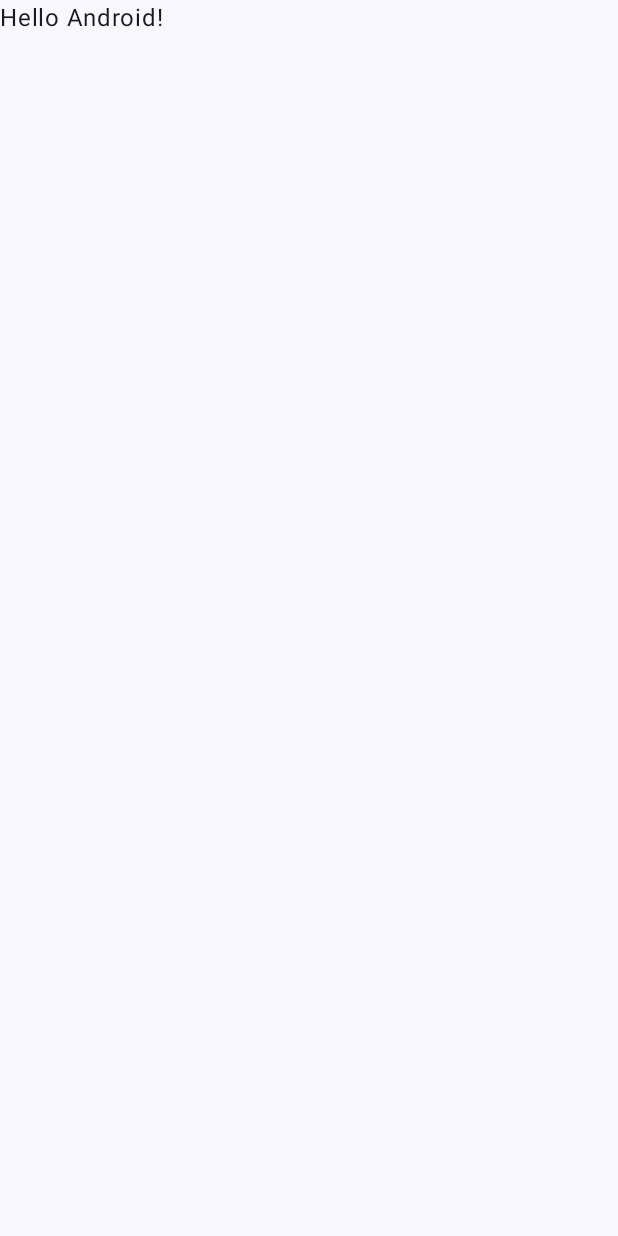
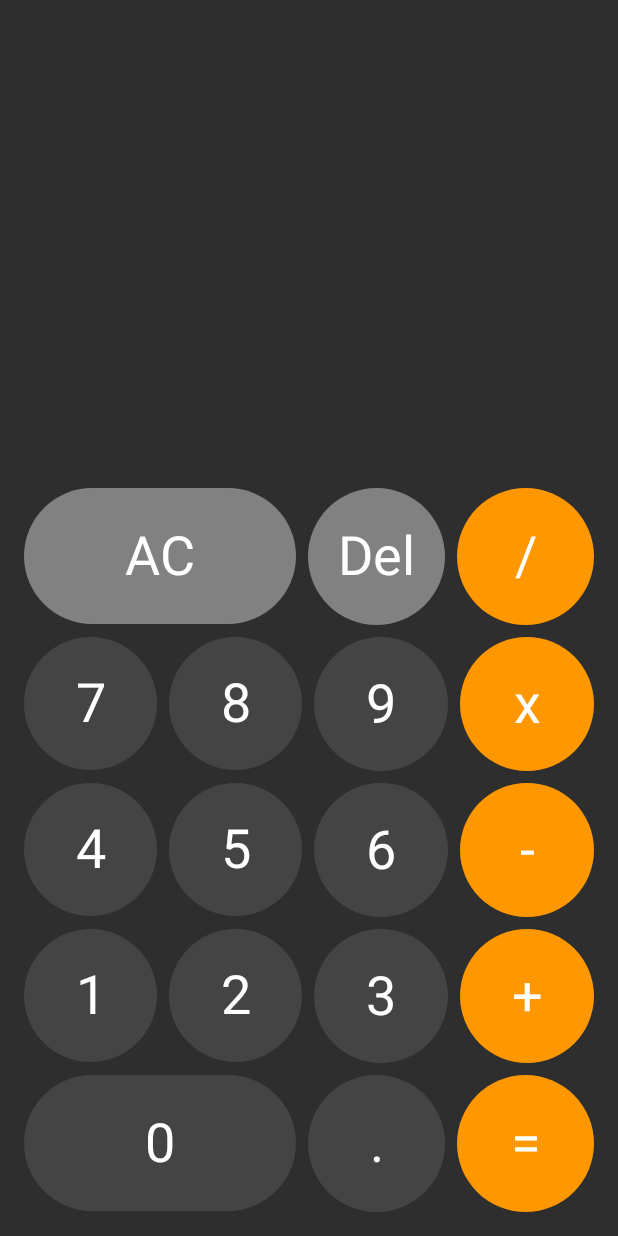
Before and after one commit to nevrmd/ios-style-calculator, an Android app built with Jetpack Compose: the screen it shows after launch (MainActivity), on a phone screen of 412 x 824 dp. Before the commit the screen is almost empty. Run offline under Robolectric (Android 15) with nearby library versions, the phone set to English and light mode, and no system bars.

Commit message:
First Release

```diff
--- a/app/build.gradle
+++ b/app/build.gradle
@@ -47,7 +47,6 @@ android {
 }
 
 dependencies {
-
     implementation 'androidx.core:core-ktx:1.8.0'
     implementation platform('org.jetbrains.kotlin:kotlin-bom:1.8.0')
     implementation 'androidx.lifecycle:lifecycle-runtime-ktx:2.3.1'
@@ -64,4 +63,5 @@ dependencies {
     androidTestImplementation 'androidx.compose.ui:ui-test-junit4'
     debugImplementation 'androidx.compose.ui:ui-tooling'
     debugImplementation 'androidx.compose.ui:ui-test-manifest'
+    implementation 'androidx.hilt:hilt-navigation-compose:1.0.0'
 }
--- /dev/null
+++ b/app/src/main/java/com/nevrmd/calculator/Calculator.kt
@@ -0,0 +1,282 @@
+package com.nevrmd.calculator
+
+import androidx.compose.foundation.background
+import androidx.compose.foundation.layout.Arrangement
+import androidx.compose.foundation.layout.Box
+import androidx.compose.foundation.layout.Column
+import androidx.compose.foundation.layout.Row
+import androidx.compose.foundation.layout.aspectRatio
+import androidx.compose.foundation.layout.fillMaxWidth
+import androidx.compose.foundation.layout.padding
+import androidx.compose.material3.Text
+import androidx.compose.runtime.Composable
+import androidx.compose.ui.Alignment
+import androidx.compose.ui.Modifier
+import androidx.compose.ui.graphics.Color
+import androidx.compose.ui.text.font.FontWeight
+import androidx.compose.ui.text.style.TextAlign
+import androidx.compose.ui.unit.Dp
+import androidx.compose.ui.unit.dp
+import androidx.compose.ui.unit.sp
+import com.nevrmd.calculator.ui.theme.LightGray
+import com.nevrmd.calculator.ui.theme.Orange
+
+@Composable
+fun Calculator(
+    state: CalculatorState,
+    buttonSpacing: Dp = 8.dp,
+    modifier: Modifier = Modifier,
+    onAction: (CalculatorAction) -> Unit
+) {
+    Box(modifier = modifier) {
+        Column (
+            modifier = Modifier
+                .fillMaxWidth()
+                .align(Alignment.BottomCenter),
+            verticalArrangement = Arrangement.spacedBy(buttonSpacing)
+        ) {
+            Text(
+                text = state.number1 + (state.operation?.symbol?: "") + state.number2,
+                textAlign = TextAlign.End,
+                modifier = Modifier
+                    .fillMaxWidth()
+                    .padding(vertical = 32.dp),
+                fontWeight = FontWeight.Light,
+                fontSize = 80.sp,
+                color = Color.White,
+                maxLines = 2
+            )
+
+            Row(
+                modifier = Modifier.fillMaxWidth(),
+                horizontalArrangement = Arrangement.spacedBy(buttonSpacing)
+            ) {
+                CalculatorButton(
+                    symbol = "AC",
+                    modifier = Modifier
+                        .background(LightGray)
+                        .aspectRatio(2f)
+                        .weight(2f),
+                    onClick = {
+                        onAction(CalculatorAction.Clear)
+                    }
+                )
+
+                CalculatorButton(
+                    symbol = "Del",
+                    modifier = Modifier
+                        .background(LightGray)
+                        .aspectRatio(1f)
+                        .weight(1f),
+                    onClick = {
+                        onAction(CalculatorAction.Delete)
+                    }
+                )
+
+                CalculatorButton(
+                    symbol = "/",
+                    modifier = Modifier
+                        .background(Orange)
+                        .aspectRatio(1f)
+                        .weight(1f),
+                    onClick = {
+                        onAction(CalculatorAction.Operation(CalculatorOperation.Divide))
+                    }
+                )
+            }
+
+
+
+            Row(
+                modifier = Modifier.fillMaxWidth(),
+                horizontalArrangement = Arrangement.spacedBy(buttonSpacing)
+            ) {
+                CalculatorButton(
+                    symbol = "7",
+                    modifier = Modifier
+                        .background(Color.DarkGray)
+                        .aspectRatio(1f)
+                        .weight(1f),
+                    onClick = {
+                        onAction(CalculatorAction.Number(7))
+                    }
+                )
+
+                CalculatorButton(
+                    symbol = "8",
+                    modifier = Modifier
+                        .background(Color.DarkGray)
+                        .aspectRatio(1f)
+                        .weight(1f),
+                    onClick = {
+                        onAction(CalculatorAction.Number(8))
+                    }
+                )
+
+                CalculatorButton(
+                    symbol = "9",
+                    modifier = Modifier
+                        .background(Color.DarkGray)
+                        .aspectRatio(1f)
+                        .weight(1f),
+                    onClick = {
+                        onAction(CalculatorAction.Number(9))
+                    }
+                )
+
+                CalculatorButton(
+                    symbol = "x",
+                    modifier = Modifier
+                        .background(Orange)
+                        .aspectRatio(1f)
+                        .weight(1f),
+                    onClick = {
+                        onAction(CalculatorAction.Operation(CalculatorOperation.Multiply))
+                    }
+                )
+            }
+
+
+
+            Row(
+                modifier = Modifier.fillMaxWidth(),
+                horizontalArrangement = Arrangement.spacedBy(buttonSpacing)
+            ) {
+                CalculatorButton(
+                    symbol = "4",
+                    modifier = Modifier
+                        .background(Color.DarkGray)
+                        .aspectRatio(1f)
+                        .weight(1f),
+                    onClick = {
+                        onAction(CalculatorAction.Number(4))
+                    }
+                )
+
+                CalculatorButton(
+                    symbol = "5",
+                    modifier = Modifier
+                        .background(Color.DarkGray)
+                        .aspectRatio(1f)
+                        .weight(1f),
+                    onClick = {
+                        onAction(CalculatorAction.Number(5))
+                    }
+                )
+
+                CalculatorButton(
+                    symbol = "6",
+                    modifier = Modifier
+                        .background(Color.DarkGray)
+                        .aspectRatio(1f)
+                        .weight(1f),
+                    onClick = {
+                        onAction(CalculatorAction.Number(6))
+                    }
+                )
+
+                CalculatorButton(
+                    symbol = "-",
+                    modifier = Modifier
+                        .background(Orange)
+                        .aspectRatio(1f)
+                        .weight(1f),
+                    onClick = {
+                        onAction(CalculatorAction.Operation(CalculatorOperation.Subtract))
+                    }
+                )
+            }
+
+
+
+            Row(
+                modifier = Modifier.fillMaxWidth(),
+                horizontalArrangement = Arrangement.spacedBy(buttonSpacing)
+            ) {
+                CalculatorButton(
+                    symbol = "1",
+                    modifier = Modifier
+                        .background(Color.DarkGray)
+                        .aspectRatio(1f)
+                        .weight(1f),
+                    onClick = {
+                        onAction(CalculatorAction.Number(1))
+                    }
+                )
+
+                CalculatorButton(
+                    symbol = "2",
+                    modifier = Modifier
+                        .background(Color.DarkGray)
+                        .aspectRatio(1f)
+                        .weight(1f),
+                    onClick = {
+                        onAction(CalculatorAction.Number(2))
+                    }
+                )
+
+                CalculatorButton(
+                    symbol = "3",
+                    modifier = Modifier
+                        .background(Color.DarkGray)
+                        .aspectRatio(1f)
+                        .weight(1f),
+                    onClick = {
+                        onAction(CalculatorAction.Number(3))
+                    }
+                )
+
+                CalculatorButton(
+                    symbol = "+",
+                    modifier = Modifier
+                        .background(Orange)
+                        .aspectRatio(1f)
+                        .weight(1f),
+                    onClick = {
+                        onAction(CalculatorAction.Operation(CalculatorOperation.Add))
+                    }
+                )
+            }
+
+
+
+            Row(
+                modifier = Modifier.fillMaxWidth(),
+                horizontalArrangement = Arrangement.spacedBy(buttonSpacing)
+            ) {
+                CalculatorButton(
+                    symbol = "0",
+                    modifier = Modifier
+                        .background(Color.DarkGray)
+                        .aspectRatio(2f)
+                        .weight(2f),
+                    onClick = {
+                        onAction(CalculatorAction.Number(0))
+                    }
+                )
+
+                CalculatorButton(
+                    symbol = ".",
+                    modifier = Modifier
+                        .background(Color.DarkGray)
+                        .aspectRatio(1f)
+                        .weight(1f),
+                    onClick = {
+                        onAction(CalculatorAction.Decimal)
+                    }
+                )
+
+                CalculatorButton(
+                    symbol = "=",
+                    modifier = Modifier
+                        .background(Orange)
+                        .aspectRatio(1f)
+                        .weight(1f),
+                    onClick = {
+                        onAction(CalculatorAction.Calculate)
+                    }
+                )
+            }
+        }
+    }
+}
--- /dev/null
+++ b/app/src/main/java/com/nevrmd/calculator/CalculatorButton.kt
@@ -0,0 +1,33 @@
+package com.nevrmd.calculator
+
+import androidx.compose.foundation.clickable
+import androidx.compose.foundation.layout.Box
+import androidx.compose.foundation.shape.CircleShape
+import androidx.compose.material3.Text
+import androidx.compose.runtime.Composable
+import androidx.compose.ui.Alignment
+import androidx.compose.ui.Modifier
+import androidx.compose.ui.draw.clip
+import androidx.compose.ui.graphics.Color
+import androidx.compose.ui.unit.sp
+
+@Composable
+fun CalculatorButton(
+    symbol: String,
+    modifier: Modifier,
+    onClick: () -> Unit,
+) {
+    Box(
+        contentAlignment = Alignment.Center,
+        modifier = Modifier
+            .clip(CircleShape)
+            .clickable { onClick() }
+            .then(modifier)
+    ) {
+        Text(
+            text = symbol,
+            fontSize = 36.sp,
+            color = Color.White
+        )
+    }
+}
--- /dev/null
+++ b/app/src/main/java/com/nevrmd/calculator/CalculatorState.kt
@@ -0,0 +1,7 @@
+package com.nevrmd.calculator
+
+data class CalculatorState(
+    val number1: String = "",
+    val number2: String = "",
+    val operation: CalculatorOperation? = null
+)
--- a/app/src/main/java/com/nevrmd/calculator/MainActivity.kt
+++ b/app/src/main/java/com/nevrmd/calculator/MainActivity.kt
@@ -3,44 +3,30 @@ package com.nevrmd.calculator
 import android.os.Bundle
 import androidx.activity.ComponentActivity
 import androidx.activity.compose.setContent
+import androidx.compose.foundation.background
 import androidx.compose.foundation.layout.fillMaxSize
-import androidx.compose.material3.MaterialTheme
-import androidx.compose.material3.Surface
-import androidx.compose.material3.Text
-import androidx.compose.runtime.Composable
+import androidx.compose.foundation.layout.padding
 import androidx.compose.ui.Modifier
-import androidx.compose.ui.tooling.preview.Preview
-import com.nevrmd.calculator.ui.theme.CalculatorTheme
+import androidx.compose.ui.unit.dp
+import androidx.lifecycle.viewmodel.compose.viewModel
+import com.nevrmd.calculator.ui.theme.MediumGray
 
 class MainActivity : ComponentActivity() {
     override fun onCreate(savedInstanceState: Bundle?) {
         super.onCreate(savedInstanceState)
         setContent {
-            CalculatorTheme {
-                // A surface container using the 'background' color from the theme
-                Surface(
-                    modifier = Modifier.fillMaxSize(),
-                    color = MaterialTheme.colorScheme.background
-                ) {
-                    Greeting("Android")
-                }
+                val viewModel = viewModel<CalculatorViewModel>()
+                val state = viewModel.state
+                val buttonSpacing = 8.dp
+                Calculator(
+                    state = state,
+                    onAction = viewModel::onAction,
+                    buttonSpacing = buttonSpacing,
+                    modifier = Modifier
+                        .fillMaxSize()
+                        .background(MediumGray)
+                        .padding(16.dp)
+                )
             }
         }
     }
-}
-
-@Composable
-fun Greeting(name: String, modifier: Modifier = Modifier) {
-    Text(
-        text = "Hello $name!",
-        modifier = modifier
-    )
-}
-
-@Preview(showBackground = true)
-@Composable
-fun GreetingPreview() {
-    CalculatorTheme {
-        Greeting("Android")
-    }
-}
--- a/app/src/main/java/com/nevrmd/calculator/ui/theme/Color.kt
+++ b/app/src/main/java/com/nevrmd/calculator/ui/theme/Color.kt
@@ -9,3 +9,7 @@ val Pink80 = Color(0xFFEFB8C8)
 val Purple40 = Color(0xFF6650a4)
 val PurpleGrey40 = Color(0xFF625b71)
 val Pink40 = Color(0xFF7D5260)
+
+val MediumGray = Color(0xFF2E2E2E)
+val LightGray = Color(0xFF818181)
+val Orange = Color(0xFFFF9800)
```
Also changed, not shown: app/src/main/java/com/nevrmd/calculator/CalculatorActions.kt (added, +10 -0 lines), app/src/main/java/com/nevrmd/calculator/CalculatorOperation.kt (added, +8 -0 lines), app/src/main/java/com/nevrmd/calculator/CalculatorViewModel.kt (added, +105 -0 lines).
